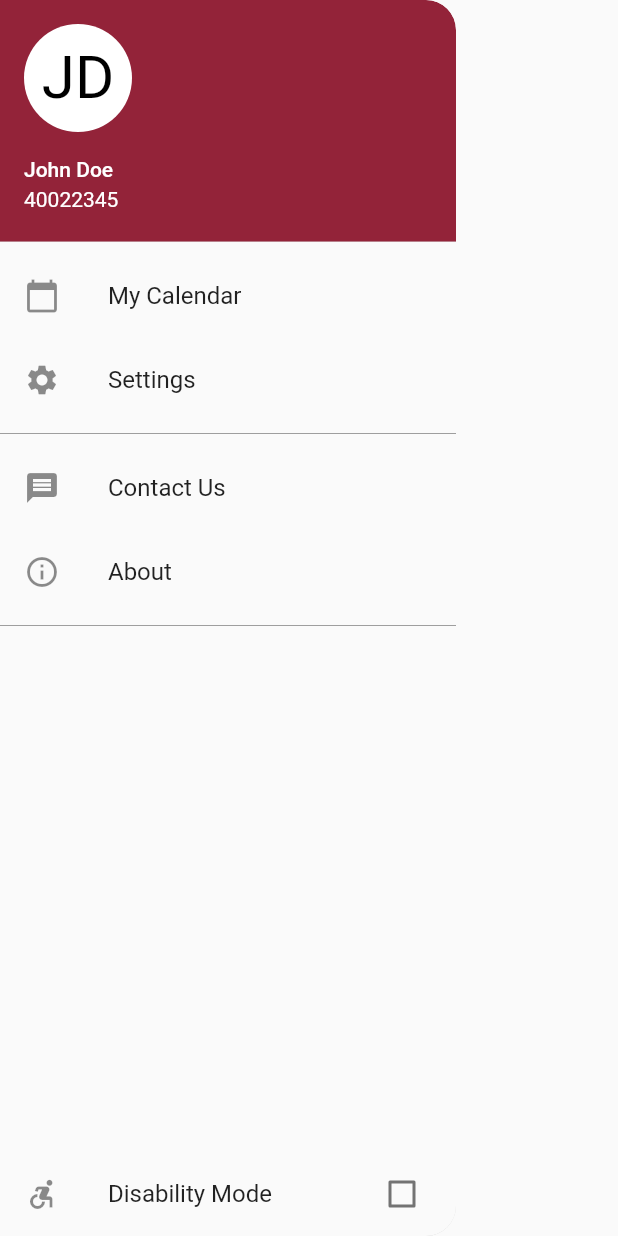
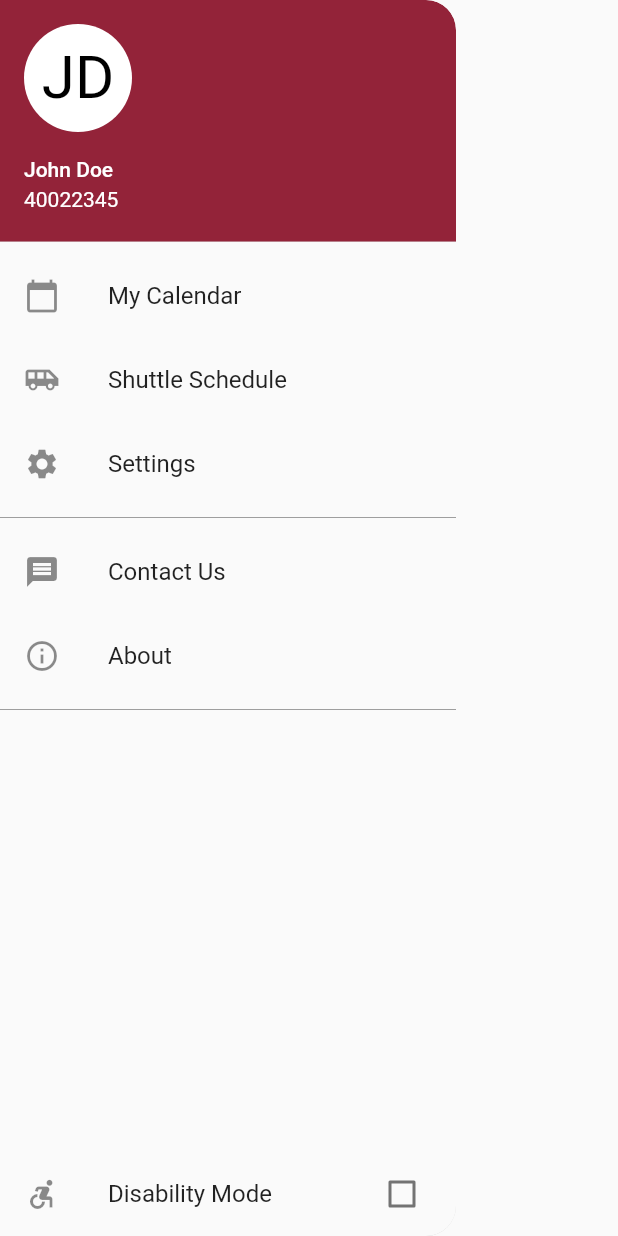
Before and after one commit to MrJCipherButtles/concordi_around, a Flutter app: the SidebarDrawer widget shown alone on an empty page, opened directly, on a phone screen of 412 x 824 dp. Run offline on Flutter 3.47's test engine with Material 2 defaults, Android fonts, the phone set to English and light mode, and no system bars; our stand-ins replace dio, flutter_svg, flutter_typeahead, geolocator, google_maps_flutter, sliding_up_panel; statements that could not run were skipped.

Commit message:
Update drawer.dart
Shuttle ListTile added to drawer.

```diff
--- a/lib/widget/drawer.dart
+++ b/lib/widget/drawer.dart
@@ -1,5 +1,6 @@
 import 'package:concordi_around/service/map_constant.dart' as constant;
 import 'package:flutter/material.dart';
+import 'package:concordi_around/view/shuttle_page.dart';
 
 import '../global.dart' as global;
 
@@ -50,6 +51,14 @@ class _SidebarDrawerState extends State<SidebarDrawer> {
                     onTap: () {
                       // Update the state of the app.
                       Navigator.pop(context);
+                    },
+                  ),
+                  ListTile(
+                    leading: Icon(Icons.airport_shuttle),
+                    title: Text('Shuttle Schedule'),
+                    onTap: () {
+                      // Update the state of the app.
+                      Navigator.push(context, MaterialPageRoute(builder: (context) => ShuttlePage()));
                     },
                   ),
                   ListTile(
```
